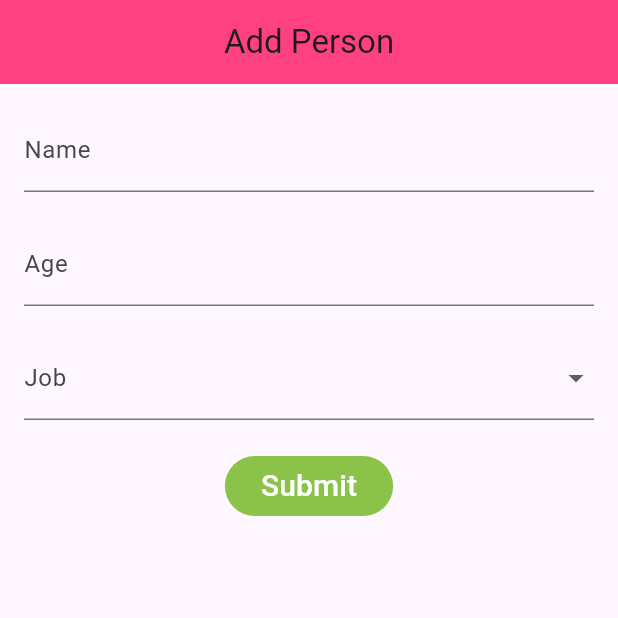
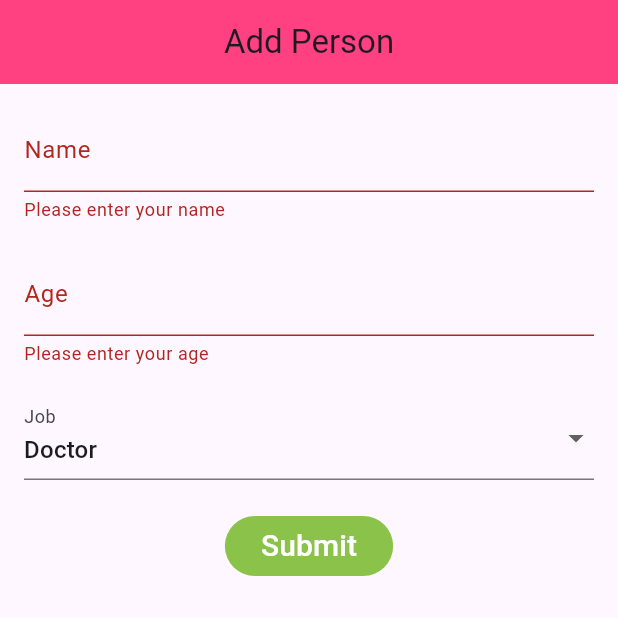
Before and after one commit to JJkittipop/learn_flutter_67_2, a Flutter app: the screen it shows after launch, after a tap on "Submit", on a phone screen of 412 x 824 dp, the top half of it. Run offline on Flutter 3.47's test engine with Material 3 defaults, Android fonts, the phone set to English and light mode, and no system bars; our stand-ins replace google_fonts.

Commit message:
step 15 runapp

```diff
--- a/lib/main.dart
+++ b/lib/main.dart
@@ -7,42 +7,13 @@ import 'screen/home.dart';
 import 'package:learn_flutter_67_2/screen/home.dart';
 
 void main() {
-  // Step 1: appBar and body
-  // runApp(const MyApp());
-  // const app = MaterialApp(title: "My Title", home: Text("Hello World"));
-  // runApp(app);
-  // runApp(
-  //  MaterialApp(
-  //    title: "My Title",
-  //     home: Scaffold(
-  //       appBar: AppBar(
-  //       title: Text("My App"),
-  //       backgroundColor: Colors.pinkAccent,
-  //       centerTitle: true,
-  //      ),
-  //      body: Text("Hello Flutter"),
-
-  //    )
-  //   )
-  // );
-
-
-  // STEP 2:  stateless widget
-  // var scaffold = Scaffold(
-  //       appBar: AppBar(
-  //         title: Text("My App"),
-  //         backgroundColor: Colors.pinkAccent,
-  //         centerTitle: true,
-  //       ),
-  //       body:  Item(),
-  //     );
-  // runApp(
-  //   MaterialApp(
-  //     title: "My Title",
-  //     home: scaffold,
-  //   ),
-  // );
-
-  // Step 12: Te
-  runApp(const AddForm());
+  runApp(
+    MaterialApp(
+      title: "My Title",
+      home: const AddForm(),  // ครอบด้วย MaterialApp แล้ว
+      theme: ThemeData(
+        primarySwatch: Colors.pink,
+      ),
+    ),
+  );
 }
--- a/lib/screen/addForm.dart
+++ b/lib/screen/addForm.dart
@@ -1,8 +1,24 @@
-//Step 15
-
-
 import 'package:flutter/material.dart';
 import 'package:learn_flutter_67_2/models/person.dart';
+
+void main() {
+  runApp(const MyApp());
+}
+
+class MyApp extends StatelessWidget {
+  const MyApp({super.key});
+
+  @override
+  Widget build(BuildContext context) {
+    return MaterialApp(
+      title: 'Person App',
+      theme: ThemeData(
+        primarySwatch: Colors.pink,
+      ),
+      home: const AddForm(),  // ครอบด้วย MaterialApp แล้ว
+    );
+  }
+}
 
 class AddForm extends StatefulWidget {
   const AddForm({super.key});
@@ -12,20 +28,43 @@ class AddForm extends StatefulWidget {
 }
 
 class _AddFormState extends State<AddForm> {
-  // ตัวแปรเก็บค่าจากฟอร์ม
-  String? name;
-  String? age;
-  Job? selectedJob;
   final _formKey = GlobalKey<FormState>();
-  String _name = '';
-  int _age = 20;
-  Job _job = Job.doctor;
+
+  final TextEditingController _nameController = TextEditingController();
+  final TextEditingController _ageController = TextEditingController();
+
+  Job? _selectedJob = Job.doctor;
+
+  @override
+  void dispose() {
+    _nameController.dispose();
+    _ageController.dispose();
+    super.dispose();
+  }
+
+  void _submitForm() {
+    if (_formKey.currentState!.validate()) {
+      final String name = _nameController.text.trim();
+      final int age = int.parse(_ageController.text.trim());
+
+      personList.add(Person(name: name, age: age, job: _selectedJob!));
+
+      ScaffoldMessenger.of(context).showSnackBar(
+        const SnackBar(content: Text("Data saved successfully")),
+      );
+
+      _formKey.currentState!.reset();
+      _nameController.clear();
+      _ageController.clear();
+      setState(() {
+        _selectedJob = Job.doctor;
+      });
+    }
+  }
 
   @override
   Widget build(BuildContext context) {
-    return MaterialApp(
-      title: "Add Person",
-      home: Scaffold(
+    return Scaffold(
       appBar: AppBar(
         title: const Text("Add Person"),
         backgroundColor: Colors.pinkAccent,
@@ -33,24 +72,37 @@ class _AddFormState extends State<AddForm> {
       ),
       body: Padding(
         padding: const EdgeInsets.all(16.0),
+        child: Form(
+          key: _formKey,
           child: Column(
             children: [
               TextFormField(
+                controller: _nameController,
                 decoration: const InputDecoration(
                   labelText: 'Name',
                 ),
-                onChanged: (value) {
-                  name = value;
+                validator: (value) {
+                  if (value == null || value.isEmpty) {
+                    return 'Please enter your name';
+                  }
+                  return null;
                 },
               ),
               const SizedBox(height: 20),
               TextFormField(
+                controller: _ageController,
                 decoration: const InputDecoration(
                   labelText: 'Age',
                 ),
                 keyboardType: TextInputType.number,
-                onChanged: (value) {
-                  age = value;
+                validator: (value) {
+                  if (value == null || value.isEmpty) {
+                    return 'Please enter your age';
+                  }
+                  if (int.tryParse(value) == null) {
+                    return 'Please enter a valid number';
+                  }
+                  return null;
                 },
               ),
               const SizedBox(height: 20),
@@ -58,6 +110,7 @@ class _AddFormState extends State<AddForm> {
                 decoration: const InputDecoration(
                   labelText: 'Job',
                 ),
+                value: _selectedJob,
                 items: Job.values.map((job) {
                   return DropdownMenuItem<Job>(
                     value: job,
@@ -66,21 +119,22 @@ class _AddFormState extends State<AddForm> {
                 }).toList(),
                 onChanged: (value) {
                   setState(() {
-                    selectedJob = value;
+                    _selectedJob = value;
                   });
                 },
-                value: selectedJob,
+                validator: (value) {
+                  if (value == null) {
+                    return 'Please select a job';
+                  }
+                  return null;
+                },
               ),
               const SizedBox(height: 20),
               FilledButton(
                 style: FilledButton.styleFrom(
                   backgroundColor: Colors.lightGreen,
                 ),
-                onPressed: () {
-                  print("Name: $name");
-                  print("Age: $age");
-                  print("Job: ${selectedJob?.title}");
-                },
+                onPressed: _submitForm,
                 child: const Text(
                   "Submit",
                   style: TextStyle(
```
Also changed, not shown: 1 other file. Lines whose indentation alone changed are shown as unchanged.
